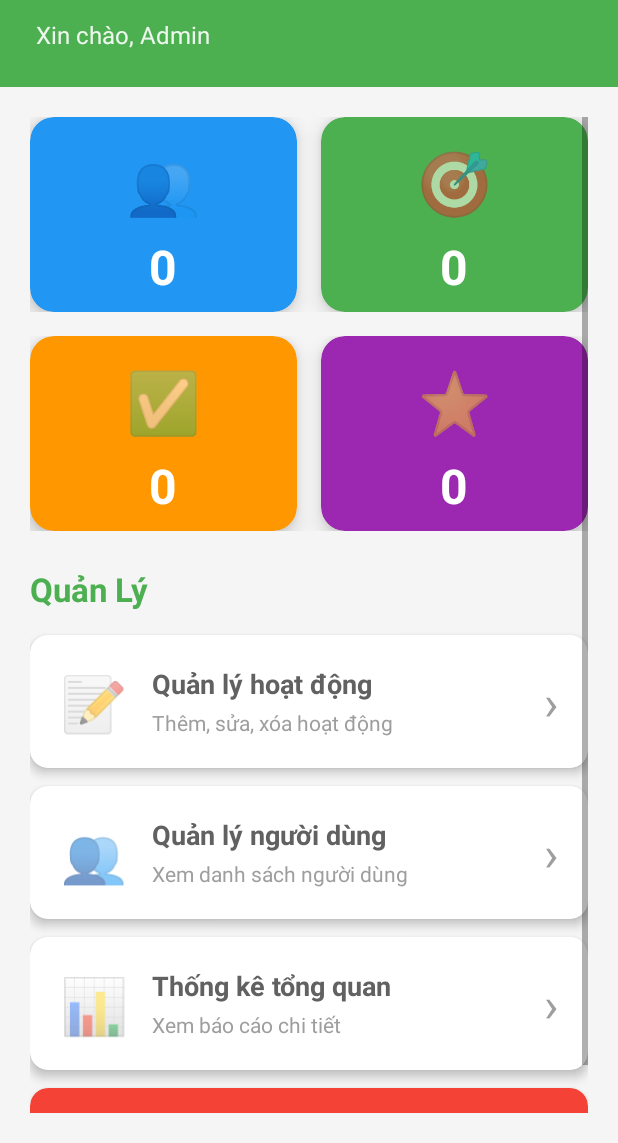
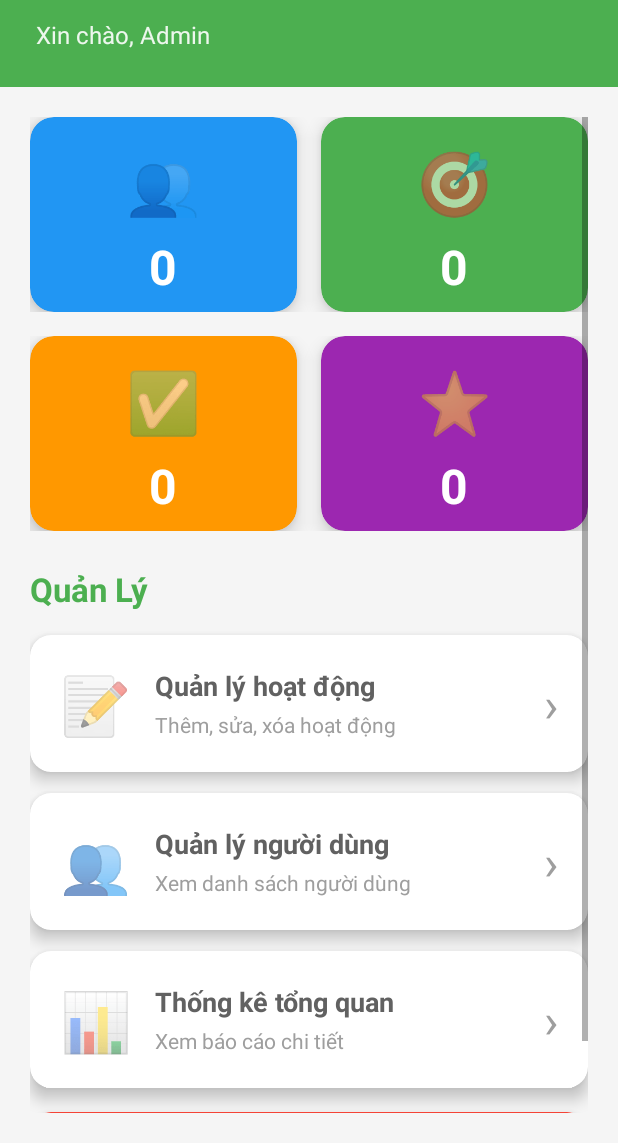
Before and after one commit to AnhVusieudeptrai/Git-Team_DTDD, an Android app: the layout activity_admin.xml on its own in the app's theme, with its tools: preview values and no code run, on a phone screen of 412 x 824 dp, the part 93-1236 px from its top. Run offline under Robolectric (Android 15) with nearby library versions, the phone set to English and light mode, and no system bars.

Commit message:
update ui admin

```diff
--- a/App_Ecotrack/app/src/main/res/layout/activity_admin.xml
+++ b/App_Ecotrack/app/src/main/res/layout/activity_admin.xml
@@ -240,9 +240,9 @@
                 android:id="@+id/cardManageActivities"
                 android:layout_width="match_parent"
                 android:layout_height="wrap_content"
-                app:cardCornerRadius="12dp"
-                app:cardElevation="4dp"
-                android:layout_marginBottom="12dp"
+                app:cardCornerRadius="14dp"
+                app:cardElevation="6dp"
+                android:layout_marginBottom="14dp"
                 android:foreground="?android:attr/selectableItemBackground">
 
                 <LinearLayout
@@ -256,7 +256,7 @@
                         android:layout_width="wrap_content"
                         android:layout_height="wrap_content"
                         android:text="📝"
-                        android:textSize="36sp"/>
+                        android:textSize="38sp"/>
 
                     <LinearLayout
                         android:layout_width="0dp"
@@ -295,9 +295,9 @@
                 android:id="@+id/cardManageUsers"
                 android:layout_width="match_parent"
                 android:layout_height="wrap_content"
-                app:cardCornerRadius="12dp"
-                app:cardElevation="4dp"
-                android:layout_marginBottom="12dp"
+                app:cardCornerRadius="14dp"
+                app:cardElevation="6dp"
+                android:layout_marginBottom="14dp"
                 android:foreground="?android:attr/selectableItemBackground">
 
                 <LinearLayout
@@ -311,7 +311,7 @@
                         android:layout_width="wrap_content"
                         android:layout_height="wrap_content"
                         android:text="👥"
-                        android:textSize="36sp"/>
+                        android:textSize="38sp"/>
 
                     <LinearLayout
                         android:layout_width="0dp"
@@ -350,9 +350,9 @@
                 android:id="@+id/cardStatistics"
                 android:layout_width="match_parent"
                 android:layout_height="wrap_content"
-                app:cardCornerRadius="12dp"
-                app:cardElevation="4dp"
-                android:layout_marginBottom="12dp"
+                app:cardCornerRadius="14dp"
+                app:cardElevation="6dp"
+                android:layout_marginBottom="16dp"
                 android:foreground="?android:attr/selectableItemBackground">
 
                 <LinearLayout
@@ -366,7 +366,7 @@
                         android:layout_width="wrap_content"
                         android:layout_height="wrap_content"
                         android:text="📊"
-                        android:textSize="36sp"/>
+                        android:textSize="38sp"/>
 
                     <LinearLayout
                         android:layout_width="0dp"
@@ -405,8 +405,8 @@
                 android:id="@+id/cardLogout"
                 android:layout_width="match_parent"
                 android:layout_height="wrap_content"
-                app:cardCornerRadius="12dp"
-                app:cardElevation="4dp"
+                app:cardCornerRadius="14dp"
+                app:cardElevation="6dp"
                 app:cardBackgroundColor="@color/red"
                 android:foreground="?android:attr/selectableItemBackground">
 
@@ -421,14 +421,14 @@
                         android:layout_width="wrap_content"
                         android:layout_height="wrap_content"
                         android:text="🚪"
-                        android:textSize="24sp"
+                        android:textSize="26sp"
                         android:layout_marginEnd="12dp"/>
 
                     <TextView
                         android:layout_width="wrap_content"
                         android:layout_height="wrap_content"
                         android:text="Đăng xuất"
-                        android:textSize="18sp"
+                        android:textSize="19sp"
                         android:textStyle="bold"
                         android:textColor="@color/white"/>
                 </LinearLayout>
```
